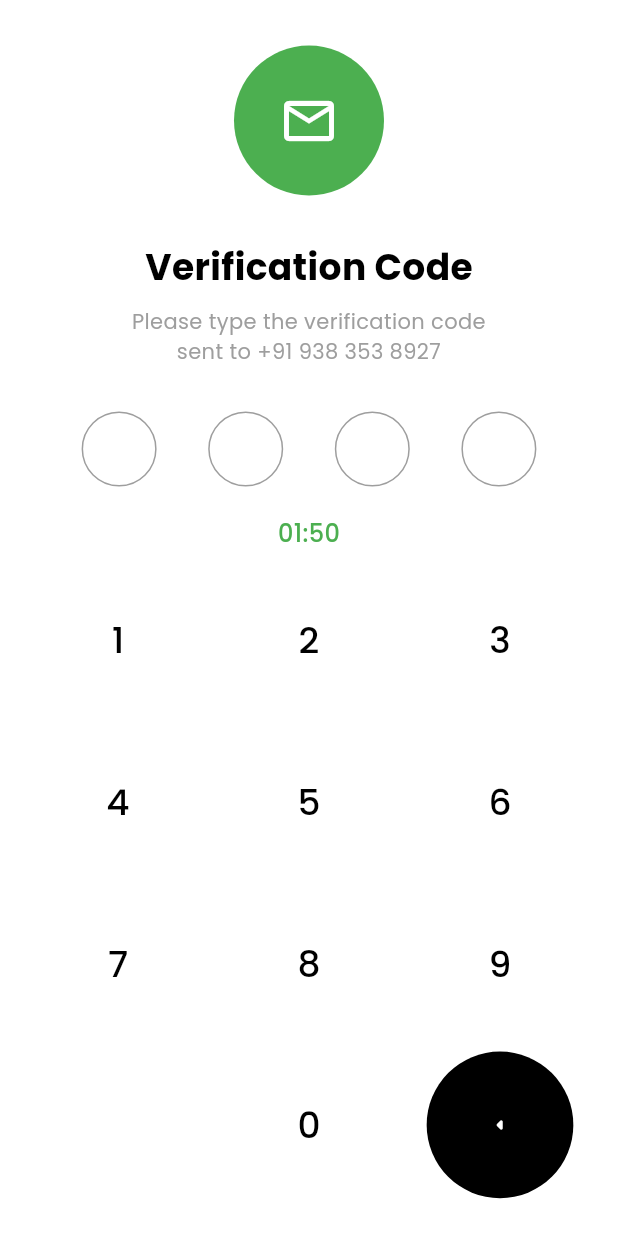
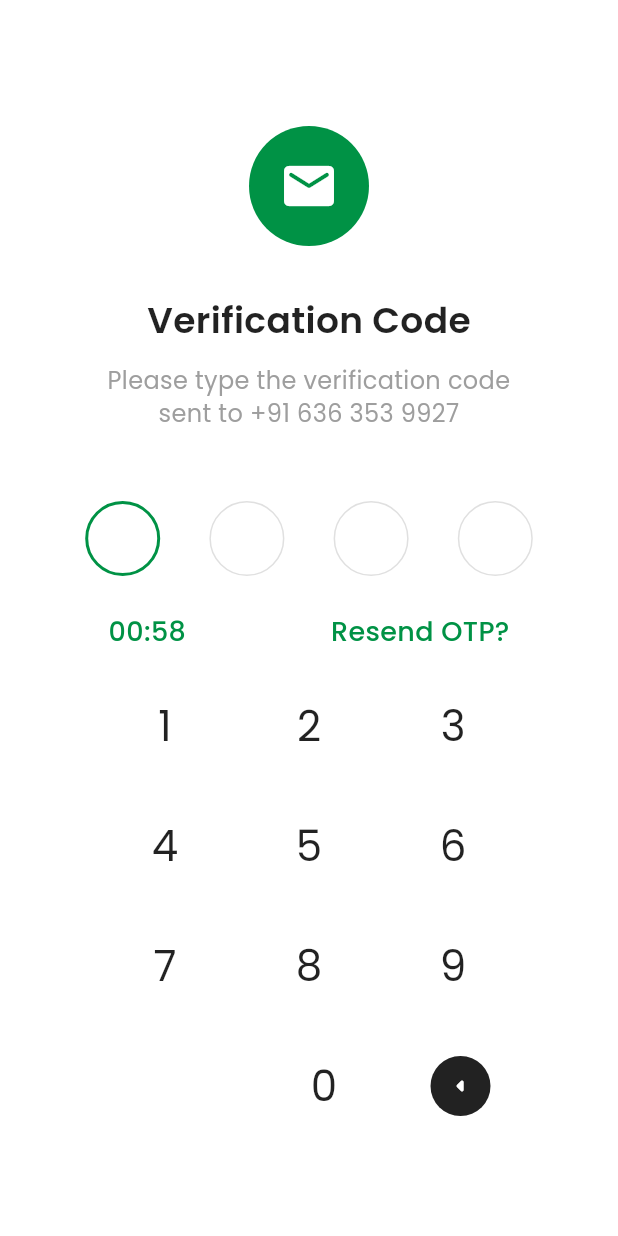
Before and after one commit to Nik-rozx32/Donoride-App, a Flutter app: the OtpScreen screen opened directly, on a phone screen of 412 x 824 dp. Run offline on Flutter 3.47's test engine with Material 3 defaults, Android fonts, the phone set to English and light mode, and no system bars; our stand-ins replace google_fonts; statements that could not run were skipped.

Commit message:
ui change in otp screen

```diff
--- a/lib/screens/otp/otp_screen.dart
+++ b/lib/screens/otp/otp_screen.dart
@@ -1,3 +1,4 @@
+import 'package:donoridedrive/constants/App_constant.dart';
 import 'package:flutter/material.dart';
 
 class OtpScreen extends StatefulWidget {
@@ -5,21 +6,52 @@ class OtpScreen extends StatefulWidget {
   _OtpScreenState createState() => _OtpScreenState();
 }
 
-class _OtpScreenState extends State<OtpScreen> {
-  String code = '';
+class _OtpScreenState extends State<OtpScreen> with TickerProviderStateMixin {
+  String verificationCode = '';
+  List<String> code = ['', '', '', '']; // Changed to 4 digits to match UI
+  int currentIndex = 0;
 
-  void addDigit(String digit) {
-    if (code.length < 4) {
+  late AnimationController _timerController;
+  late Animation<int> _timerAnimation;
+
+  @override
+  void initState() {
+    super.initState();
+    _timerController = AnimationController(
+      duration: Duration(seconds: 60), // 1 minute countdown
+      vsync: this,
+    );
+
+    _timerAnimation = IntTween(
+      begin: 60,
+      end: 0,
+    ).animate(_timerController);
+
+    _timerController.forward(); // Start the countdown
+  }
+
+  @override
+  void dispose() {
+    _timerController.dispose();
+    super.dispose();
+  }
+
+  void _onNumberTap(String number) {
+    if (currentIndex < 4) { // Changed from 6 to 4
       setState(() {
-        code += digit;
+        code[currentIndex] = number;
+        currentIndex++;
+        verificationCode = code.join('');
       });
     }
   }
 
-  void removeDigit() {
-    if (code.isNotEmpty) {
+  void _onBackspaceTap() {
+    if (currentIndex > 0) {
       setState(() {
-        code = code.substring(0, code.length - 1);
+        currentIndex--;
+        code[currentIndex] = '';
+        verificationCode = code.join('');
       });
     }
   }
@@ -30,143 +62,205 @@ class _OtpScreenState extends State<OtpScreen> {
       backgroundColor: Colors.white,
       body: SafeArea(
         child: Padding(
-          padding: EdgeInsets.all(20),
+          padding: const EdgeInsets.all(24.0),
           child: Column(
             children: [
-              Spacer(flex: 2),
+              const SizedBox(height: 60),
+
               Container(
-                width: 100,
-                height: 100,
-                decoration: BoxDecoration(
-                  color: Colors.green,
+                width: 80,
+                height: 80,
+                decoration: const BoxDecoration(
+                  color: AppConstants.primaryColor,
                   shape: BoxShape.circle,
                 ),
-                child: Icon(Icons.mail_outline, color: Colors.white, size: 40),
+                child: const Icon(
+                  Icons.email_rounded,
+                  color: Colors.white,
+                  size: 40,
                 ),
-              SizedBox(height: 30),
-              Text(
+              ),
+
+              const SizedBox(height: 32),
+
+              const Text(
                 'Verification Code',
                 style: TextStyle(
                   fontSize: 24,
-                  fontWeight: FontWeight.bold,
-                  color: Colors.black,
+                  fontWeight: FontWeight.w600,
+                  color: Colors.black87,
                 ),
               ),
-              SizedBox(height: 10),
-              Text(
-                'Please type the verification code\nsent to +91 938 353 8927',
+
+              const SizedBox(height: 12),
+
+              const Text(
+                'Please type the verification code\nsent to +91 636 353 9927',
                 textAlign: TextAlign.center,
-                style: TextStyle(fontSize: 14, color: Colors.grey),
+                style: TextStyle(fontSize: 16, color: Colors.grey, height: 1.4),
               ),
-              SizedBox(height: 30),
+
+              const SizedBox(height: 48),
+
               Row(
                 mainAxisAlignment: MainAxisAlignment.spaceEvenly,
                 children: List.generate(4, (index) {
+                  bool isSelected = index == currentIndex && currentIndex < 4; // Changed from 6 to 4
+                  bool hasCode = code[index].isNotEmpty;
+
                   return Container(
                     width: 50,
                     height: 50,
-
                     decoration: BoxDecoration(
+                      shape: BoxShape.circle,
                       border: Border.all(
-                        color: index < code.length ? Colors.green : Colors.grey,
-                        width: 1,
+                        color: isSelected
+                            ? AppConstants.primaryColor
+                            : Colors.grey.shade300,
+                        width: isSelected ? 2 : 1,
                       ),
-                      shape: BoxShape.circle,
+                      color: Colors.white,
                     ),
                     child: Center(
                       child: Text(
-                        index < code.length ? code[index] : '',
+                        hasCode ? code[index] : '',
                         style: TextStyle(
-                          fontSize: 24,
-                          fontWeight: FontWeight.bold,
-                          color: Colors.black,
+                          fontSize: hasCode ? 24 : 16,
+                          color: AppConstants.primaryColor,
+                          fontWeight: FontWeight.w500,
                         ),
                       ),
                     ),
                   );
                 }),
               ),
-              SizedBox(height: 20),
-              Text(
-                '01:50',
+
+              const SizedBox(height: 24),
+
+              Row(
+                mainAxisAlignment: MainAxisAlignment.spaceAround,
+                children: [
+
+                  AnimatedBuilder(
+                    animation: _timerAnimation,
+                    builder: (context, child) {
+                      int minutes = _timerAnimation.value ~/ 60;
+                      int seconds = _timerAnimation.value % 60;
+                      return Text(
+                        '${minutes.toString().padLeft(2, '0')}:${seconds.toString().padLeft(2, '0')}',
                         style: TextStyle(
-                  fontSize: 16,
-                  color: Colors.green,
+                          fontSize: 18,
+                          color: AppConstants.primaryColor,
                           fontWeight: FontWeight.w500,
                         ),
+                      );
+                    },
                   ),
-              Spacer(flex: 2),
-              GridView.count(
-                shrinkWrap: true,
-                crossAxisCount: 3,
-                childAspectRatio: 1.2,
-                mainAxisSpacing: 10,
-                crossAxisSpacing: 10,
+
+                  GestureDetector(
+                    child: Text("Resend OTP?",style: TextStyle(fontSize: 18,
+                            color: AppConstants.primaryColor,
+                            fontWeight: FontWeight.w500,),),
+                  )
+                ],
+              ),
+
+              const Spacer(),
+
+              Container(
+                padding: const EdgeInsets.all(20),
+                child: Column(
                   children: [
-                  ...List.generate(9, (index) {
-                    return GestureDetector(
-                      onTap: () => addDigit('${index + 1}'),
-                      child: Container(
-                        width: 10,
-                        height: 10,
-                        decoration: BoxDecoration(
-                          color: Colors.white,
-                          shape: BoxShape.circle,
+                    Row(
+                      mainAxisAlignment: MainAxisAlignment.spaceEvenly,
+                      children: [
+                        _buildNumberButton('1'),
+                        _buildNumberButton('2'),
+                        _buildNumberButton('3'),
+                      ],
                     ),
-                        child: Center(
-                          child: Text(
-                            '${index + 1}',
-                            style: TextStyle(
-                              fontSize: 24,
-                              fontWeight: FontWeight.w500,
-                              color: Colors.black,
+                    const SizedBox(height: 20),
+
+                    Row(
+                      mainAxisAlignment: MainAxisAlignment.spaceEvenly,
+                      children: [
+                        _buildNumberButton('4'),
+                        _buildNumberButton('5'),
+                        _buildNumberButton('6'),
+                      ],
                     ),
+                    const SizedBox(height: 20),
+
+                    Row(
+                      mainAxisAlignment: MainAxisAlignment.spaceEvenly,
+                      children: [
+                        _buildNumberButton('7'),
+                        _buildNumberButton('8'),
+                        _buildNumberButton('9'),
+                      ],
                     ),
-                        ),
-                      ),
-                    );
-                  }),
-                  Container(),
-                  GestureDetector(
-                    onTap: () => addDigit('0'),
-                    child: Container(
-                      decoration: BoxDecoration(
-                        color: Colors.white,
-                        shape: BoxShape.circle,
-                      ),
-                      child: Center(
-                        child: Text(
-                          '0',
-                          style: TextStyle(
-                            fontSize: 24,
-                            fontWeight: FontWeight.w500,
-                            color: Colors.black,
-                          ),
-                        ),
-                      ),
-                    ),
-                  ),
-                  GestureDetector(
-                    onTap: removeDigit,
-                    child: Container(
-                      decoration: BoxDecoration(
-                        color: Colors.black,
-                        shape: BoxShape.circle,
-                      ),
-                      child: Icon(
-                        Icons.arrow_left_rounded,
-                        color: Colors.white,
-                        size: 20,
-                      ),
-                    ),
+                    const SizedBox(height: 20),
+
+                    Row(
+                      mainAxisAlignment: MainAxisAlignment.spaceEvenly,
+                      children: [
+                        const SizedBox(width: 60),
+                        _buildNumberButton('0'),
+                        _buildBackspaceButton(),
+                      ],
                     ),
                   ],
                 ),
-              Spacer(),
+              ),
+
+              const SizedBox(height: 40),
             ],
           ),
         ),
       ),
     );
   }
+
+  Widget _buildNumberButton(String number) {
+    return GestureDetector(
+      onTap: () => _onNumberTap(number),
+      child: Container(
+        width: 60,
+        height: 60,
+        decoration: const BoxDecoration(
+          shape: BoxShape.circle,
+          color: Colors.transparent,
+        ),
+        child: Center(
+          child: Text(
+            number,
+            style: const TextStyle(
+              fontSize: 28,
+              fontWeight: FontWeight.w400,
+              color: Colors.black87,
+            ),
+          ),
+        ),
+      ),
+    );
   }
+
+  Widget _buildBackspaceButton() {
+    return GestureDetector(
+      onTap: _onBackspaceTap,
+      child: Container(
+        width: 40,
+        height: 40,
+        decoration: const BoxDecoration(
+          shape: BoxShape.circle,
+          color: Colors.black87,
+        ),
+        child: const Icon(
+          Icons.arrow_left_rounded,
+          color: Colors.white,
+          size: 24,
+        ),
+      ),
+    );
+  }
+}
```
Lines whose indentation alone changed are shown as unchanged.
